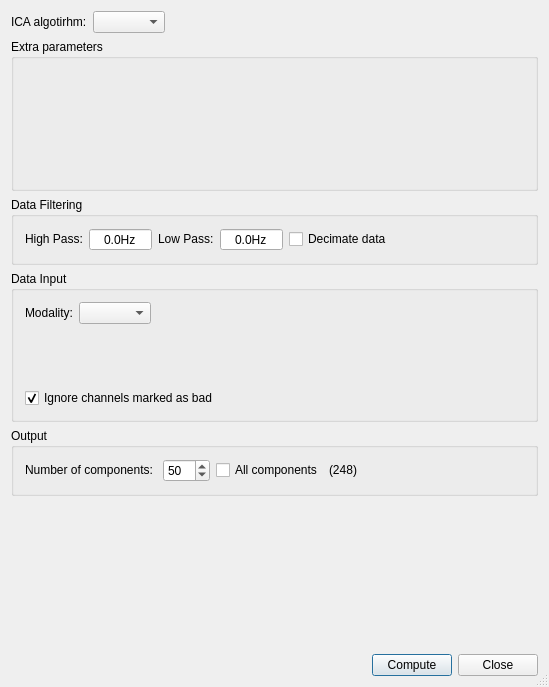
Above: src/plugins/icav2/ICASettings.ui from HIP-infrastructure/anywave-code before the change. Below: the same form after it.
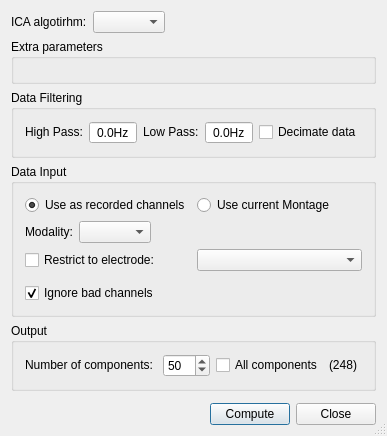
That is the form after the change. Icons and pictures are not drawn. Custom widgets are drawn as their Qt base class.

Commit message:
Updated AnyWave code: Process plugins can now request for channels inputs using the selectChannels() or selectChannelsAsynch() methods
Improved ICA plugin:
Can now accept as recorded channels or current montage as input.

Patch:
```diff
--- a/src/plugins/icav2/ICASettings.ui
+++ b/src/plugins/icav2/ICASettings.ui
@@ -6,8 +6,8 @@
    <rect>
     <x>0</x>
     <y>0</y>
-    <width>549</width>
-    <height>687</height>
+    <width>340</width>
+    <height>436</height>
    </rect>
   </property>
   <property name="windowTitle">
@@ -219,7 +219,28 @@
      <property name="title">
       <string>Data Input</string>
      </property>
-     <layout class="QVBoxLayout" name="verticalLayout" stretch="0,1,0">
+     <layout class="QVBoxLayout" name="verticalLayout">
+      <item>
+       <layout class="QHBoxLayout" name="horizontalLayout_5">
+        <item>
+         <widget class="QRadioButton" name="radioAsRecorded">
+          <property name="text">
+           <string>Use as recorded channels</string>
+          </property>
+          <property name="checked">
+           <bool>true</bool>
+          </property>
+         </widget>
+        </item>
+        <item>
+         <widget class="QRadioButton" name="radioCurrentMontage">
+          <property name="text">
+           <string>Use current Montage</string>
+          </property>
+         </widget>
+        </item>
+       </layout>
+      </item>
       <item>
        <layout class="QHBoxLayout" name="horizontalLayout_3" stretch="0,0,1">
         <item>
@@ -260,6 +281,20 @@
         </item>
        </layout>
       </item>
+      <item>
+       <layout class="QHBoxLayout" name="horizontalLayout_7">
+        <item>
+         <widget class="QCheckBox" name="checkSEEGElectrode">
+          <property name="text">
+           <string>Restrict to electrode:</string>
+          </property>
+         </widget>
+        </item>
+        <item>
+         <widget class="QComboBox" name="comboSEEGElectrode"/>
+        </item>
+       </layout>
+      </item>
       <item>
        <widget class="AwSelectInputDataWidget" name="inputDataWidget" native="true">
         <property name="sizePolicy">
@@ -279,7 +314,7 @@
          </sizepolicy>
         </property>
         <property name="text">
-         <string>Ignore channels marked as bad</string>
+         <string>Ignore bad channels</string>
         </property>
         <property name="checked">
          <bool>true</bool>
```
The commit also changes 15 other files.
